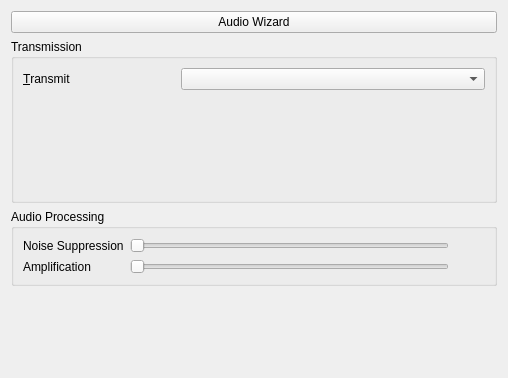
Above: retroshare-gui/src/gui/settings/AudioInputConfig.ui from kigeia/retroshare before the change. Below: the same form after it.
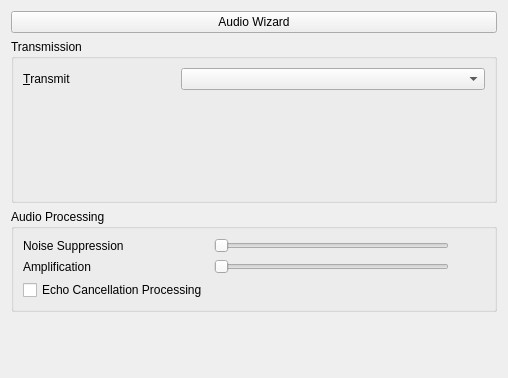
That is the form after the change.

Commit message: add echo frame management

Patch:
```diff
--- a/retroshare-gui/src/gui/settings/AudioInputConfig.ui
+++ b/retroshare-gui/src/gui/settings/AudioInputConfig.ui
@@ -336,6 +336,16 @@
         </property>
        </widget>
       </item>
+      <item row="2" column="0">
+       <widget class="QCheckBox" name="qcbEchoCancel">
+        <property name="text">
+         <string>Echo Cancellation Processing</string>
+        </property>
+        <property name="tristate">
+         <bool>false</bool>
+        </property>
+       </widget>
+      </item>
      </layout>
     </widget>
    </item>
```
The commit also changes 7 other files.
